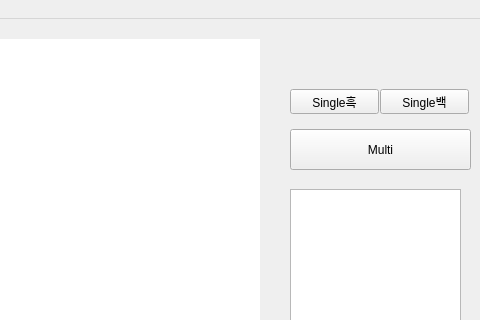
alertjjm/connect6, file client/mainwindow.ui: the form before one commit; both pictures show x 260 to 740 and y 0 to 320 of the 740 by 580 pixel window.
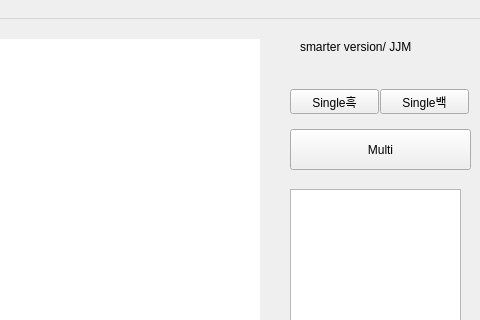
The form after the commit.

Commit message: [VERSION] Smarter Minmax applied

What changed in the file:
```diff
--- a/client/mainwindow.ui
+++ b/client/mainwindow.ui
@@ -106,6 +106,19 @@
      </rect>
     </property>
    </widget>
+   <widget class="QLabel" name="label">
+    <property name="geometry">
+     <rect>
+      <x>560</x>
+      <y>20</y>
+      <width>151</width>
+      <height>16</height>
+     </rect>
+    </property>
+    <property name="text">
+     <string>smarter version/ JJM</string>
+    </property>
+   </widget>
   </widget>
   <widget class="QMenuBar" name="menubar">
    <property name="geometry">
```
The commit also changes 4 other files.
